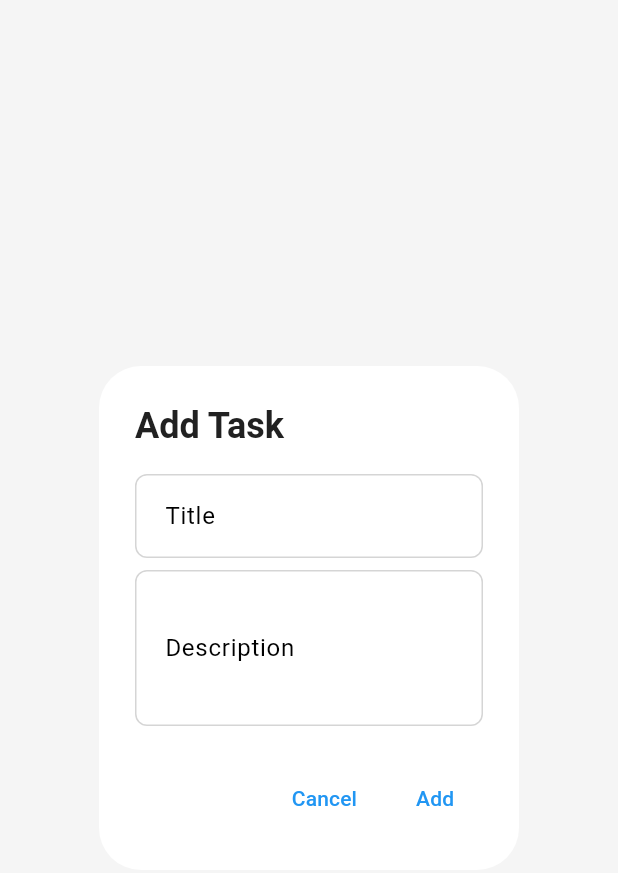
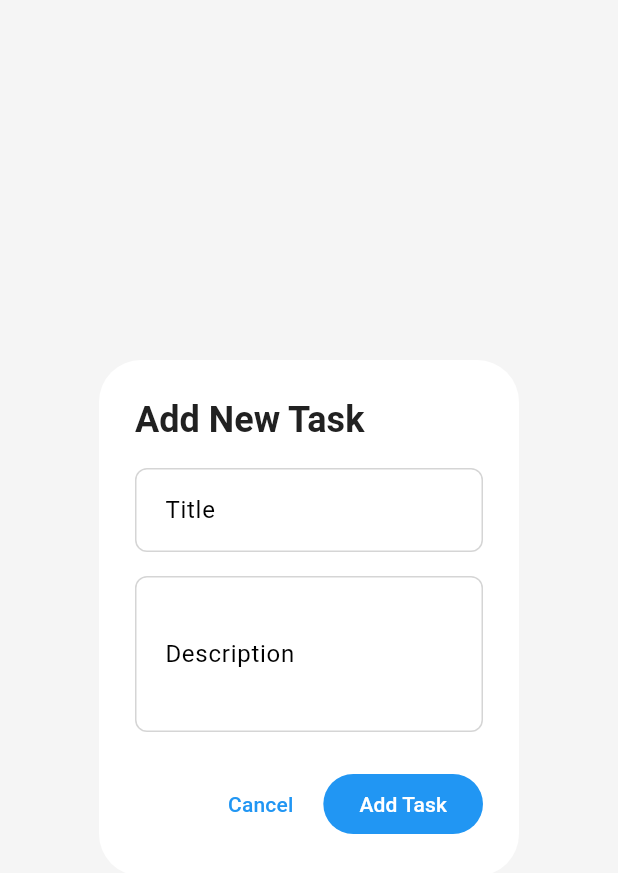
Before and after one commit to MiguelLuque/scrum-assistant, a Flutter app: the AddTaskDialog widget shown alone on an empty page, opened directly with empty values, on a phone screen of 412 x 824 dp. Shown: the top 873 px of the screen. Run offline on Flutter 3.47's test engine with Material 3 defaults, Android fonts, the light colour scheme and no system bars; our stand-ins replace freezed_annotation, hooks_riverpod, riverpod_annotation, smooth_page_indicator; generated files the repository leaves out were written again.

Commit message:
Add task dialog

```diff
--- a/lib/widgets/add_task_dialog.dart
+++ b/lib/widgets/add_task_dialog.dart
@@ -1,10 +1,9 @@
 import 'package:flutter/material.dart';
 import 'package:hooks_riverpod/hooks_riverpod.dart';
-import 'package:scrum_assistant/features/board/models/task_model.dart';
 import 'package:scrum_assistant/features/board/providers/board_provider.dart';
 
-class AddTaskDialog extends HookConsumerWidget {
-  final String columnId;
+class AddTaskDialog extends ConsumerStatefulWidget {
+  final int columnId;
 
   const AddTaskDialog({
     super.key,
@@ -12,49 +11,76 @@ class AddTaskDialog extends HookConsumerWidget {
   });
 
   @override
-  Widget build(BuildContext context, WidgetRef ref) {
-    final titleController = TextEditingController();
-    final descriptionController = TextEditingController();
+  ConsumerState<AddTaskDialog> createState() => _AddTaskDialogState();
+}
 
+class _AddTaskDialogState extends ConsumerState<AddTaskDialog> {
+  final _titleController = TextEditingController();
+  final _descriptionController = TextEditingController();
+  final _formKey = GlobalKey<FormState>();
+
+  @override
+  void dispose() {
+    _titleController.dispose();
+    _descriptionController.dispose();
+    super.dispose();
+  }
+
+  @override
+  Widget build(BuildContext context) {
     return AlertDialog(
-      title: const Text('Add Task'),
-      content: Column(
+      title: const Text('Add New Task'),
+      content: Form(
+        key: _formKey,
+        child: Column(
           mainAxisSize: MainAxisSize.min,
           children: [
-          TextField(
-            controller: titleController,
+            TextFormField(
+              controller: _titleController,
               decoration: const InputDecoration(
                 labelText: 'Title',
+                hintText: 'Enter task title',
               ),
+              validator: (value) {
+                if (value == null || value.isEmpty) {
+                  return 'Please enter a title';
+                }
+                return null;
+              },
+              textInputAction: TextInputAction.next,
             ),
-          const SizedBox(height: 8),
-          TextField(
-            controller: descriptionController,
+            const SizedBox(height: 16),
+            TextFormField(
+              controller: _descriptionController,
               decoration: const InputDecoration(
                 labelText: 'Description',
+                hintText: 'Enter task description',
               ),
               maxLines: 3,
+              textInputAction: TextInputAction.done,
             ),
           ],
+        ),
       ),
       actions: [
         TextButton(
           onPressed: () => Navigator.of(context).pop(),
           child: const Text('Cancel'),
         ),
-        TextButton(
+        FilledButton(
           onPressed: () {
-            final task = TaskModel(
-              id: ref.read(boardNotifierProvider).toList().length + 10,
-              title: titleController.text,
-              description: descriptionController.text.isEmpty
+            if (_formKey.currentState!.validate()) {
+              ref.read(boardNotifierProvider.notifier).addTask(
+                    widget.columnId,
+                    _titleController.text,
+                    _descriptionController.text.isEmpty
                         ? null
-                  : descriptionController.text,
-              columnId: 1,
+                        : _descriptionController.text,
                   );
-            Navigator.of(context).pop(task);
+              Navigator.of(context).pop();
+            }
           },
-          child: const Text('Add'),
+          child: const Text('Add Task'),
         ),
       ],
     );
```
Also changed, not shown: lib/features/board/screens/board_screen.dart (+10 -3 lines), lib/widgets/kanban_column.dart (+17 -2 lines). Lines whose indentation alone changed are shown as unchanged.
